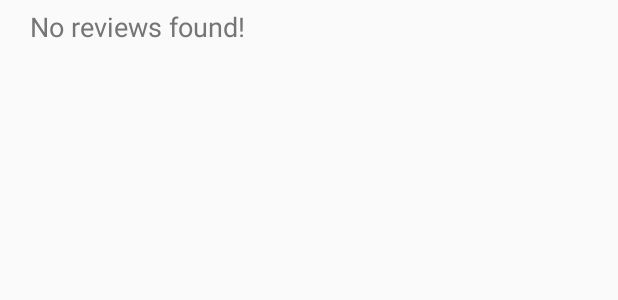
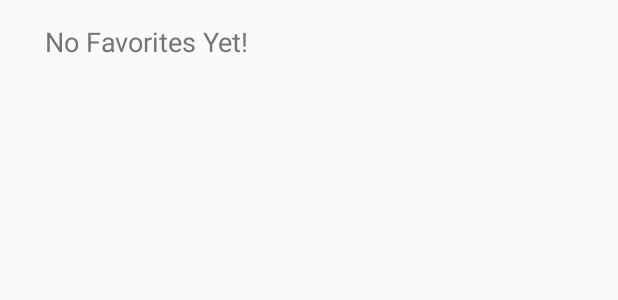
Before and after one commit to pbhopalka/PopularMovies, an Android app: the layout activity_list_view.xml on its own in the app's theme, with its tools: preview values and no code run, on a phone screen of 412 x 824 dp. Shown: the top 300 px of the screen. Run offline under Robolectric (Android 15) with nearby library versions, the phone set to English and light mode, and no system bars; network calls fail.

Commit message:
Add Activity to view all the movies that have been favorited

```diff
--- a/app/src/main/AndroidManifest.xml
+++ b/app/src/main/AndroidManifest.xml
@@ -14,6 +14,7 @@
         <activity android:name=".MainActivity">
             <intent-filter>
                 <action android:name="android.intent.action.MAIN" />
+
                 <category android:name="android.intent.category.LAUNCHER" />
             </intent-filter>
         </activity>
@@ -21,6 +22,7 @@
         <activity
             android:name=".SettingsActivity"
             android:label="@string/title_activity_settings" />
+        <activity android:name=".FavoriteMovies" />
     </application>
 
 </manifest>
--- a/app/src/main/res/layout/activity_list_view.xml
+++ b/app/src/main/res/layout/activity_list_view.xml
@@ -1,13 +1,12 @@
 <?xml version="1.0" encoding="utf-8"?>
 
 <TextView xmlns:android="http://schemas.android.com/apk/res/android"
-    android:layout_width="wrap_content"
+    android:layout_width="match_parent"
     android:layout_height="wrap_content"
     android:textAppearance="?android:attr/textAppearanceMedium"
-    android:text="No reviews found!"
-    android:id="@+id/review"
-    android:paddingLeft="20dp"
+    android:text="@string/no_favorites"
+    android:paddingStart="20dp"
     android:paddingTop="5dp"
-    android:layout_below="@+id/review_title"
+    android:layout_margin="10dp"
     android:layout_alignParentStart="true"
     android:textColor="@color/colorSecondaryText" />
--- a/app/src/main/res/values/strings.xml
+++ b/app/src/main/res/values/strings.xml
@@ -4,6 +4,7 @@
     <!-- TODO: Remove or change this placeholder text -->
     <string name="hello_blank_fragment">Hello blank fragment</string>
     <string name="action_settings">Settings</string>
+    <string name="favorites">Favorites</string>
     <string name="sort_by">Sort by</string>
     <string name="title_activity_settings">Settings</string>
 
@@ -18,6 +19,8 @@
     <string name="movie_poster">Movie Poster</string>
     <string name="year">Year</string>
     <string name="rating">Rating</string>
+
+    <string name="no_favorites">No Favorites Yet!</string>
 
     <!-- Example General settings -->
     <string name="pref_header_general">General</string>
```
Also changed, not shown: app/src/main/java/com/example/pbhopalka/popularmovies/FavoriteMovies.java (added, +79 -0 lines), app/src/main/res/layout/activity_favorite_movies.xml (added, +30 -0 lines).
